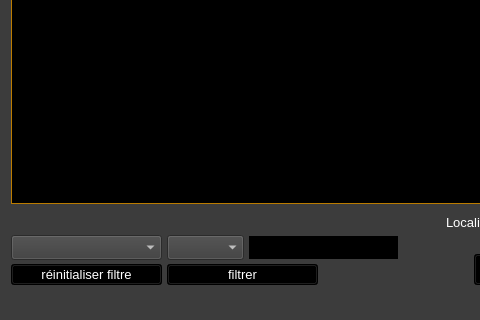
Qt form ui/yeroth-erp-stocks-window.ui (xnoumbissinoundou/yeroth-erp-3.0) before a commit; both pictures show x 0 to 480 and y 280 to 600 of the 800 by 600 pixel window.
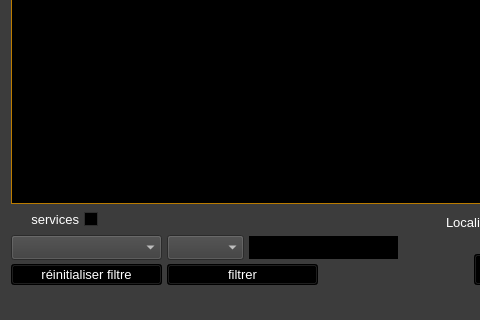
The same form after that commit. Icons and pictures are not drawn. Custom widgets are drawn as their Qt base class.

```diff
--- a/ui/yeroth-erp-stocks-window.ui
+++ b/ui/yeroth-erp-stocks-window.ui
@@ -8217,6 +8217,22 @@
      <string>réinitialiser filtre</string>
     </property>
    </widget>
+   <widget class="QCheckBox" name="checkBox_services">
+    <property name="geometry">
+     <rect>
+      <x>11</x>
+      <y>437</y>
+      <width>87</width>
+      <height>25</height>
+     </rect>
+    </property>
+    <property name="layoutDirection">
+     <enum>Qt::RightToLeft</enum>
+    </property>
+    <property name="text">
+     <string>services</string>
+    </property>
+   </widget>
   </widget>
   <widget class="QMenuBar" name="menubar_listerWindow">
    <property name="geometry">
```
